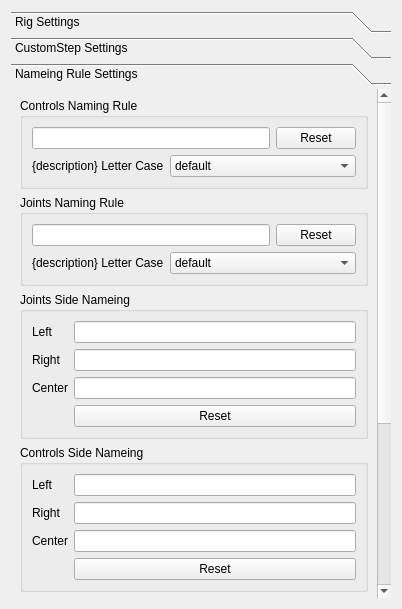
The window that scripts/domino/assembler/component/assembly/settings_ui.ui (chowooseoung/domino) describes before a commit, drawn with Qt 5.
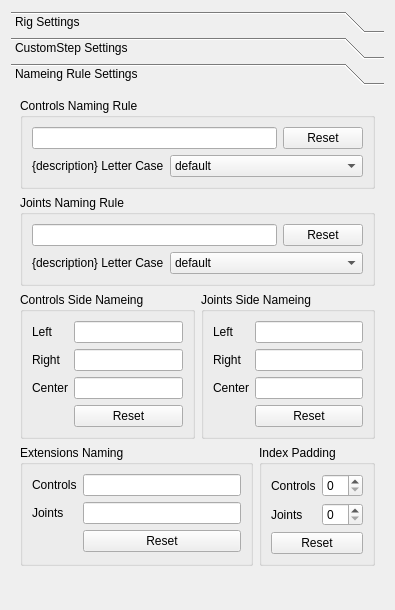
The same window after the commit. The open tabs and pages were chosen to show the change.

Commit message: assembly settings layout변경.

Patch:
```diff
--- a/scripts/domino/assembler/component/assembly/settings_ui.ui
+++ b/scripts/domino/assembler/component/assembly/settings_ui.ui
@@ -6,8 +6,8 @@
    <rect>
     <x>0</x>
     <y>0</y>
-    <width>402</width>
-    <height>609</height>
+    <width>395</width>
+    <height>610</height>
    </rect>
   </property>
   <property name="windowTitle">
@@ -741,8 +741,8 @@
        <rect>
         <x>0</x>
         <y>0</y>
-        <width>367</width>
-        <height>700</height>
+        <width>377</width>
+        <height>520</height>
        </rect>
       </property>
       <attribute name="label">
@@ -902,63 +902,7 @@
         </widget>
        </item>
        <item>
-        <widget class="QGroupBox" name="groupBox_9">
-         <property name="title">
-          <string>Joints Side Nameing</string>
-         </property>
-         <layout class="QGridLayout" name="gridLayout_9">
-          <item row="0" column="0">
-           <widget class="QLabel" name="label_18">
-            <property name="text">
-             <string>Left</string>
-            </property>
-           </widget>
-          </item>
-          <item row="0" column="1">
-           <widget class="QLineEdit" name="l_jnt_side_name_lineEdit">
-            <property name="alignment">
-             <set>Qt::AlignCenter</set>
-            </property>
-           </widget>
-          </item>
-          <item row="1" column="0">
-           <widget class="QLabel" name="label_19">
-            <property name="text">
-             <string>Right</string>
-            </property>
-           </widget>
-          </item>
-          <item row="1" column="1">
-           <widget class="QLineEdit" name="r_jnt_side_name_lineEdit">
-            <property name="alignment">
-             <set>Qt::AlignCenter</set>
-            </property>
-           </widget>
-          </item>
-          <item row="2" column="0">
-           <widget class="QLabel" name="label_20">
-            <property name="text">
-             <string>Center</string>
-            </property>
-           </widget>
-          </item>
-          <item row="2" column="1">
-           <widget class="QLineEdit" name="c_jnt_side_name_lineEdit">
-            <property name="alignment">
-             <set>Qt::AlignCenter</set>
-            </property>
-           </widget>
-          </item>
-          <item row="3" column="1">
-           <widget class="QPushButton" name="jnt_side_name_reset_pushButton">
-            <property name="text">
-             <string>Reset</string>
-            </property>
-           </widget>
-          </item>
-         </layout>
-        </widget>
-       </item>
+        <layout class="QHBoxLayout" name="horizontalLayout_6">
        <item>
         <widget class="QGroupBox" name="groupBox_8">
          <property name="title">
@@ -1018,6 +962,68 @@
         </widget>
        </item>
        <item>
+          <widget class="QGroupBox" name="groupBox_9">
+           <property name="title">
+            <string>Joints Side Nameing</string>
+           </property>
+           <layout class="QGridLayout" name="gridLayout_9">
+            <item row="2" column="1">
+             <widget class="QLineEdit" name="c_jnt_side_name_lineEdit">
+              <property name="alignment">
+               <set>Qt::AlignCenter</set>
+              </property>
+             </widget>
+            </item>
+            <item row="1" column="1">
+             <widget class="QLineEdit" name="r_jnt_side_name_lineEdit">
+              <property name="alignment">
+               <set>Qt::AlignCenter</set>
+              </property>
+             </widget>
+            </item>
+            <item row="2" column="0">
+             <widget class="QLabel" name="label_20">
+              <property name="text">
+               <string>Center</string>
+              </property>
+             </widget>
+            </item>
+            <item row="3" column="1">
+             <widget class="QPushButton" name="jnt_side_name_reset_pushButton">
+              <property name="text">
+               <string>Reset</string>
+              </property>
+             </widget>
+            </item>
+            <item row="0" column="0">
+             <widget class="QLabel" name="label_18">
+              <property name="text">
+               <string>Left</string>
+              </property>
+             </widget>
+            </item>
+            <item row="0" column="1">
+             <widget class="QLineEdit" name="l_jnt_side_name_lineEdit">
+              <property name="alignment">
+               <set>Qt::AlignCenter</set>
+              </property>
+             </widget>
+            </item>
+            <item row="1" column="0">
+             <widget class="QLabel" name="label_19">
+              <property name="text">
+               <string>Right</string>
+              </property>
+             </widget>
+            </item>
+           </layout>
+          </widget>
+         </item>
+        </layout>
+       </item>
+       <item>
+        <layout class="QHBoxLayout" name="horizontalLayout_5">
+         <item>
         <widget class="QGroupBox" name="groupBox_11">
          <property name="title">
           <string>Extensions Naming</string>
@@ -1096,6 +1102,8 @@
           </item>
          </layout>
         </widget>
+         </item>
+        </layout>
        </item>
        <item>
         <spacer name="verticalSpacer_4">
```
Left out of the diff: 8 changed lines with no effect on the pictures. Lines whose indentation alone changed are shown as unchanged. The commit also changes 1 other file.
